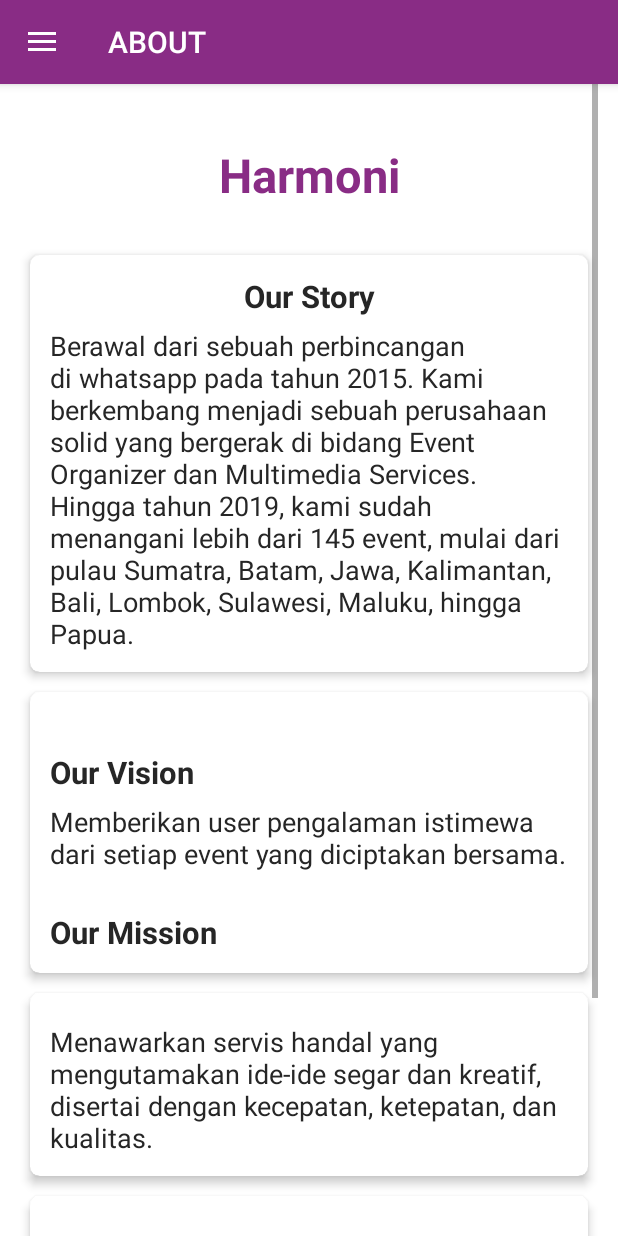
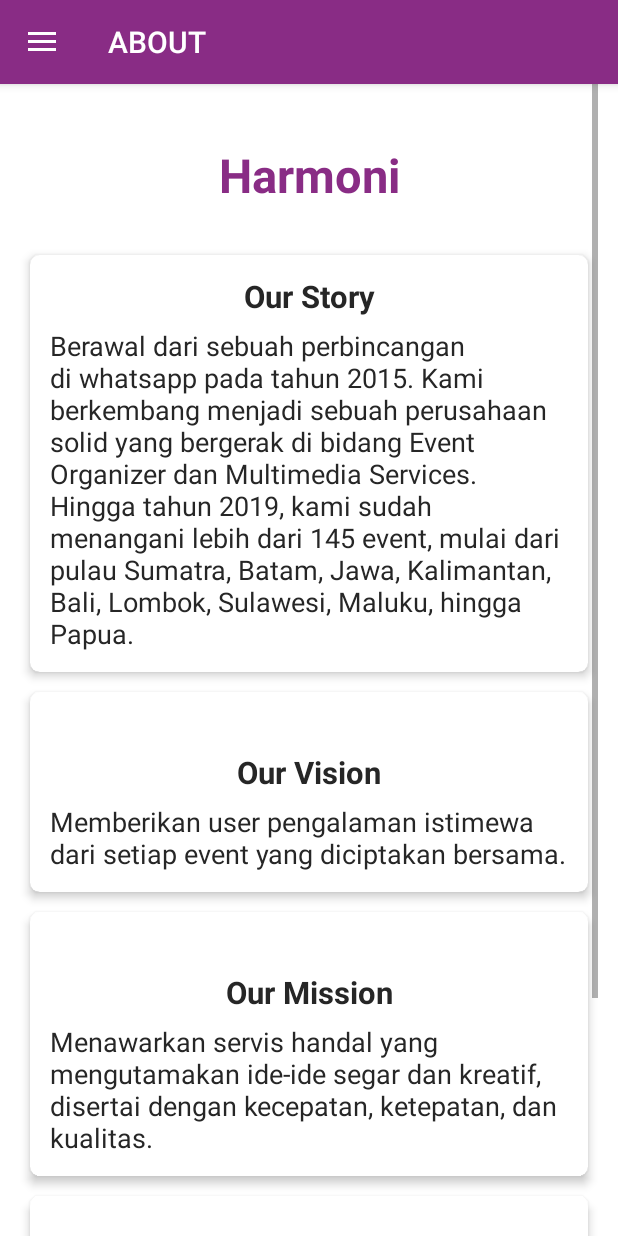
Before and after one commit to himorfosis/harmoni_app, an Android app: the screen it shows after launch (HomeAuthActivity), in the side drawer, after a tap on "Tentang", on a phone screen of 412 x 824 dp. Run offline under Robolectric (Android 15) with nearby library versions, the phone set to English and light mode, and no system bars; our stand-ins replace sdp/ssp sizes; network calls fail; 4 statements that could not run were skipped.

Commit message:
perbaiki tampilan fragment_about.xml

```diff
--- a/app/src/main/res/layout/fragment_about.xml
+++ b/app/src/main/res/layout/fragment_about.xml
@@ -78,7 +78,9 @@
                         android:layout_width="match_parent"
                         android:layout_height="wrap_content"
                         android:layout_marginTop="@dimen/_20sdp"
-                        android:text="@string/our_vision" />
+                        android:text="@string/our_vision"
+                        android:gravity="center"
+                        />
 
                     <TextView
                         style="@style/text_detail_description"
@@ -87,12 +89,7 @@
                         android:layout_marginTop="@dimen/_5sdp"
                         android:text="@string/our_vision_description" />
 
-                    <TextView
-                        style="@style/text_item_title_about"
-                        android:layout_width="match_parent"
-                        android:layout_height="wrap_content"
-                        android:layout_marginTop="@dimen/_20sdp"
-                        android:text="@string/our_mission" />
+
 
                 </LinearLayout>
 
@@ -110,6 +107,14 @@
                     android:layout_height="wrap_content"
                     android:orientation="vertical"
                     android:padding="@dimen/_10sdp">
+
+                    <TextView
+                        style="@style/text_item_title_about"
+                        android:layout_width="match_parent"
+                        android:layout_height="wrap_content"
+                        android:layout_marginTop="@dimen/_20sdp"
+                        android:text="@string/our_mission"
+                        android:gravity="center" />
 
                     <TextView
                         style="@style/text_detail_description"
@@ -141,7 +146,8 @@
                         android:layout_width="match_parent"
                         android:layout_height="wrap_content"
                         android:layout_marginTop="@dimen/_20sdp"
-                        android:text="@string/our_story" />
+                        android:text="@string/our_story"
+                        android:gravity="center"/>
 
                     <TextView
                         style="@style/text_detail_description"
```
Also changed, not shown: app/src/main/java/com/harmonievent/event/EventInput.kt (+6 -6 lines).
